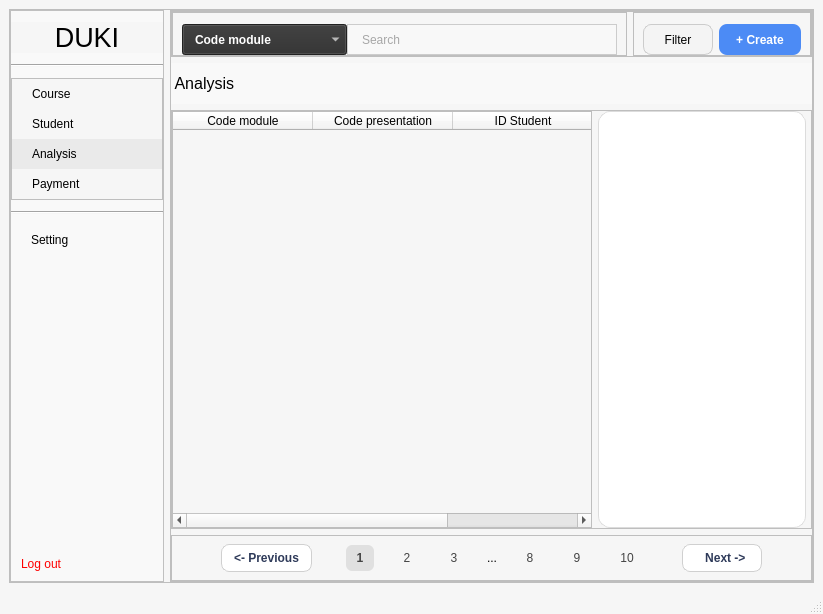
The window that ui/analysis.ui (Khiem2112/course-management-ml) describes before a commit, drawn with Qt 5.
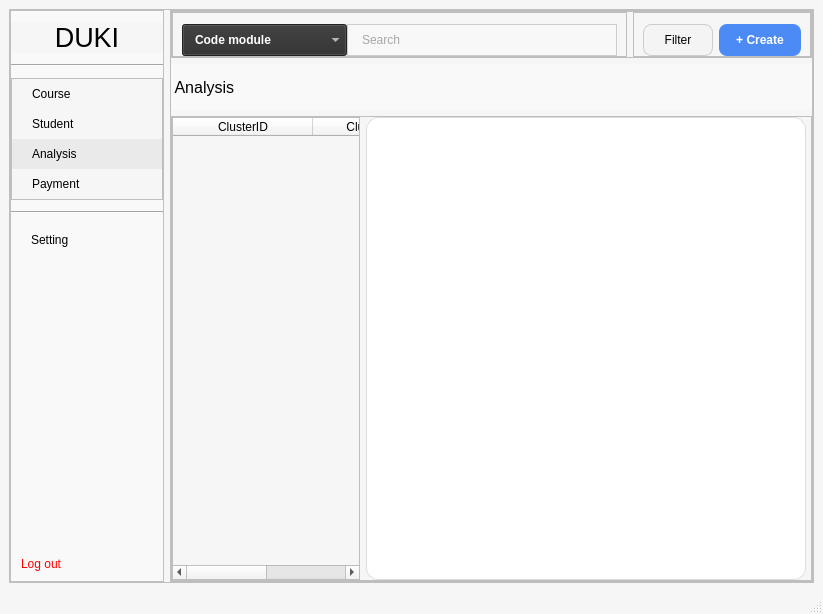
The same window after the commit.

Commit message: Show distribution of different student cluster

What changed in the file:
```diff
--- a/ui/analysis.ui
+++ b/ui/analysis.ui
@@ -406,7 +406,10 @@
          <property name="frameShadow">
           <enum>QFrame::Raised</enum>
          </property>
-         <layout class="QVBoxLayout" name="verticalLayout_2">
+         <layout class="QVBoxLayout" name="verticalLayout_2" stretch="1,1,10">
+          <property name="sizeConstraint">
+           <enum>QLayout::SetMaximumSize</enum>
+          </property>
           <property name="leftMargin">
            <number>0</number>
           </property>
@@ -627,7 +630,7 @@
             <property name="frameShadow">
              <enum>QFrame::Raised</enum>
             </property>
-            <layout class="QHBoxLayout" name="horizontalLayout_8">
+            <layout class="QHBoxLayout" name="horizontalLayout_8" stretch="3,7">
              <property name="leftMargin">
               <number>0</number>
              </property>
@@ -643,42 +646,40 @@
              <item>
               <widget class="QTableWidget" name="analysis_table">
                <property name="sizePolicy">
-                <sizepolicy hsizetype="Maximum" vsizetype="Expanding">
+                <sizepolicy hsizetype="Preferred" vsizetype="Preferred">
                  <horstretch>0</horstretch>
                  <verstretch>0</verstretch>
                 </sizepolicy>
                </property>
                <property name="minimumSize">
                 <size>
-                 <width>420</width>
+                 <width>0</width>
                  <height>0</height>
                 </size>
                </property>
                <property name="styleSheet">
                 <string notr="true">color: black</string>
                </property>
+               <property name="sizeAdjustPolicy">
+                <enum>QAbstractScrollArea::AdjustToContents</enum>
+               </property>
                <attribute name="horizontalHeaderDefaultSectionSize">
                 <number>140</number>
                </attribute>
                <column>
                 <property name="text">
-                 <string>Code module</string>
+                 <string>ClusterID</string>
                 </property>
                </column>
                <column>
                 <property name="text">
-                 <string>Code presentation</string>
-                </property>
-               </column>
-               <column>
-                <property name="text">
-                 <string>ID Student</string>
+                 <string>Cluster Name</string>
                 </property>
                </column>
               </widget>
              </item>
              <item>
-              <widget class="QWidget" name="widget" native="true">
+              <widget class="QWidget" name="pie_chart_widget" native="true">
                <property name="sizePolicy">
                 <sizepolicy hsizetype="Preferred" vsizetype="Preferred">
                  <horstretch>0</horstretch>
@@ -701,265 +702,6 @@
             </layout>
            </widget>
           </item>
-          <item>
-           <widget class="QFrame" name="frame_7">
-            <property name="sizePolicy">
-             <sizepolicy hsizetype="Preferred" vsizetype="Preferred">
-              <horstretch>0</horstretch>
-              <verstretch>0</verstretch>
-             </sizepolicy>
-            </property>
-            <property name="frameShape">
-             <enum>QFrame::StyledPanel</enum>
-            </property>
-            <property name="frameShadow">
-             <enum>QFrame::Raised</enum>
-            </property>
-            <layout class="QHBoxLayout" name="horizontalLayout_6">
-             <property name="topMargin">
-              <number>0</number>
-             </property>
-             <property name="bottomMargin">
-              <number>0</number>
-             </property>
-             <item>
-              <spacer name="horizontalSpacer_3">
-               <property name="orientation">
-                <enum>Qt::Horizontal</enum>
-               </property>
-               <property name="sizeHint" stdset="0">
-                <size>
-                 <width>40</width>
-                 <height>20</height>
-                </size>
-               </property>
-              </spacer>
-             </item>
-             <item>
-              <widget class="QPushButton" name="analysis_previous">
-               <property name="sizePolicy">
-                <sizepolicy hsizetype="Preferred" vsizetype="Fixed">
-                 <horstretch>0</horstretch>
-                 <verstretch>0</verstretch>
-                </sizepolicy>
-               </property>
-               <property name="text">
-                <string>&lt;- Previous</string>
-               </property>
-              </widget>
-             </item>
-             <item>
-              <spacer name="horizontalSpacer">
-               <property name="orientation">
-                <enum>Qt::Horizontal</enum>
-               </property>
-               <property name="sizeHint" stdset="0">
-                <size>
-                 <width>1</width>
-                 <height>20</height>
-                </size>
-               </property>
-              </spacer>
-             </item>
-             <item>
-              <widget class="QWidget" name="analysis_page" native="true">
-               <property name="sizePolicy">
-                <sizepolicy hsizetype="Maximum" vsizetype="Preferred">
-                 <horstretch>30</horstretch>
-                 <verstretch>0</verstretch>
-                </sizepolicy>
-               </property>
-               <property name="minimumSize">
-                <size>
-                 <width>350</width>
-                 <height>0</height>
-                </size>
-               </property>
-               <layout class="QHBoxLayout" name="horizontalLayout_7">
-                <property name="leftMargin">
-                 <number>11</number>
-                </property>
-                <property name="rightMargin">
-                 <number>11</number>
-                </property>
-                <item>
-                 <widget class="QPushButton" name="analysis_page_1">
-                  <property name="sizePolicy">
-                   <sizepolicy hsizetype="Fixed" vsizetype="Preferred">
-                    <horstretch>0</horstretch>
-                    <verstretch>0</verstretch>
-                   </sizepolicy>
-                  </property>
-                  <property name="minimumSize">
-                   <size>
-                    <width>28</width>
-                    <height>0</height>
-                   </size>
-                  </property>
-                  <property name="text">
-                   <string>1</string>
-                  </property>
-                 </widget>
-                </item>
-                <item>
-                 <widget class="QPushButton" name="analysis_page_2">
-                  <property name="sizePolicy">
-                   <sizepolicy hsizetype="Fixed" vsizetype="Preferred">
-                    <horstretch>0</horstretch>
-                    <verstretch>0</verstretch>
-                   </sizepolicy>
-                  </property>
-                  <property name="minimumSize">
-                   <size>
-                    <width>28</width>
-                    <height>0</height>
-                   </size>
-                  </property>
-                  <property name="text">
-                   <string>2</string>
-                  </property>
-                 </widget>
-                </item>
-                <item>
-                 <widget class="QPushButton" name="analysis_page_8">
-                  <property name="sizePolicy">
-                   <sizepolicy hsizetype="Fixed" vsizetype="Preferred">
-                    <horstretch>0</horstretch>
-                    <verstretch>0</verstretch>
-                   </sizepolicy>
-                  </property>
-                  <property name="minimumSize">
-                   <size>
-                    <width>28</width>
-                    <height>0</height>
-                   </size>
-                  </property>
-                  <property name="text">
-                   <string>3</string>
-                  </property>
-                 </widget>
-                </item>
-                <item>
-                 <widget class="QLabel" name="analysis_space">
-                  <property name="sizePolicy">
-                   <sizepolicy hsizetype="Fixed" vsizetype="Preferred">
-                    <horstretch>0</horstretch>
-                    <verstretch>0</verstretch>
-                   </sizepolicy>
-                  </property>
-                  <property name="layoutDirection">
-                   <enum>Qt::LeftToRight</enum>
-                  </property>
-                  <property name="text">
-                   <string>...</string>
-                  </property>
-                  <property name="alignment">
-                   <set>Qt::AlignCenter</set>
-                  </property>
-                 </widget>
-                </item>
-                <item>
-                 <widget class="QPushButton" name="analysis_page_10">
-                  <property name="sizePolicy">
-                   <sizepolicy hsizetype="Fixed" vsizetype="Preferred">
-                    <horstretch>0</horstretch>
-                    <verstretch>0</verstretch>
-                   </sizepolicy>
-                  </property>
-                  <property name="minimumSize">
-                   <size>
-                    <width>28</width>
-                    <height>0</height>
-                   </size>
-                  </property>
-                  <property name="text">
-                   <string>8</string>
-                  </property>
-                 </widget>
-                </item>
-                <item>
-                 <widget class="QPushButton" name="analysis_page_9">
-                  <property name="sizePolicy">
-                   <sizepolicy hsizetype="Fixed" vsizetype="Preferred">
-                    <horstretch>0</horstretch>
-                    <verstretch>0</verstretch>
-                   </sizepolicy>
-                  </property>
-                  <property name="minimumSize">
-                   <size>
-                    <width>28</width>
-                    <height>0</height>
-                   </size>
-                  </property>
-                  <property name="text">
-                   <string>9</string>
-                  </property>
-                 </widget>
-                </item>
-                <item>
-                 <widget class="QPushButton" name="analysis_page_3">
-                  <property name="sizePolicy">
-                   <sizepolicy hsizetype="Fixed" vsizetype="Preferred">
-                    <horstretch>0</horstretch>
-                    <verstretch>0</verstretch>
-                   </sizepolicy>
-                  </property>
-                  <property name="minimumSize">
-                   <size>
-                    <width>28</width>
-                    <height>0</height>
-                   </size>
-                  </property>
-                  <property name="text">
-                   <string>10</string>
-                  </property>
-                 </widget>
-                </item>
-               </layout>
-              </widget>
-             </item>
-             <item>
-              <spacer name="horizontalSpacer_2">
-               <property name="orientation">
-                <enum>Qt::Horizontal</enum>
-               </property>
-               <property name="sizeHint" stdset="0">
-                <size>
-                 <width>4</width>
-                 <height>20</height>
-                </size>
-               </property>
-              </spacer>
-             </item>
-             <item>
-              <widget class="QPushButton" name="analysis_next">
-               <property name="sizePolicy">
-                <sizepolicy hsizetype="Preferred" vsizetype="Fixed">
-                 <horstretch>0</horstretch>
-                 <verstretch>0</verstretch>
-                </sizepolicy>
-               </property>
-               <property name="text">
-                <string>   Next -&gt; </string>
-               </property>
-              </widget>
-             </item>
-             <item>
-              <spacer name="horizontalSpacer_4">
-               <property name="orientation">
-                <enum>Qt::Horizontal</enum>
-               </property>
-               <property name="sizeHint" stdset="0">
-                <size>
-                 <width>40</width>
-                 <height>20</height>
-                </size>
-               </property>
-              </spacer>
-             </item>
-            </layout>
-           </widget>
-          </item>
          </layout>
         </widget>
        </item>
```
The commit also changes 7 other files.
